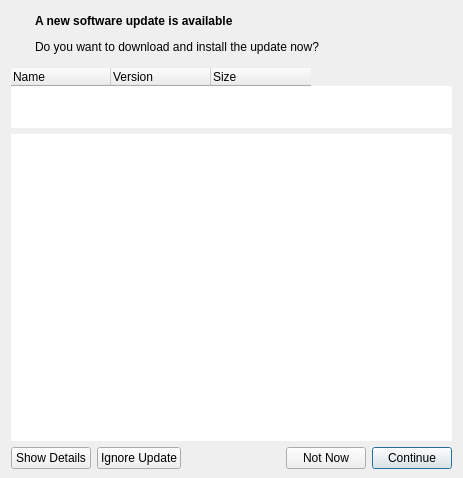
The window that forms/usernotofication.ui (pixellots/unclient) describes before a commit, drawn with Qt 5.
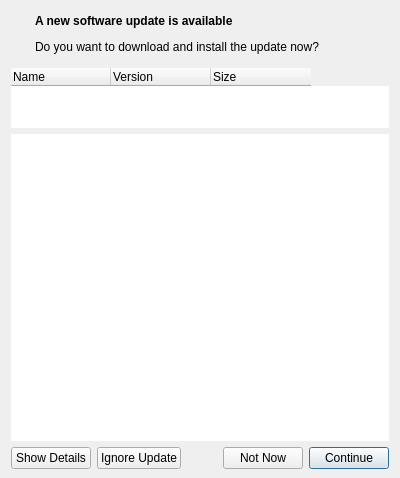
The same window after the commit. Custom widgets are drawn as their Qt base class.

Commit message: set minimum width

What changed in the file:
```diff
--- a/forms/usernotofication.ui
+++ b/forms/usernotofication.ui
@@ -6,10 +6,16 @@
    <rect>
     <x>0</x>
     <y>0</y>
-    <width>463</width>
+    <width>400</width>
     <height>478</height>
    </rect>
   </property>
+  <property name="minimumSize">
+   <size>
+    <width>400</width>
+    <height>0</height>
+   </size>
+  </property>
   <property name="windowTitle">
    <string/>
   </property>
```
